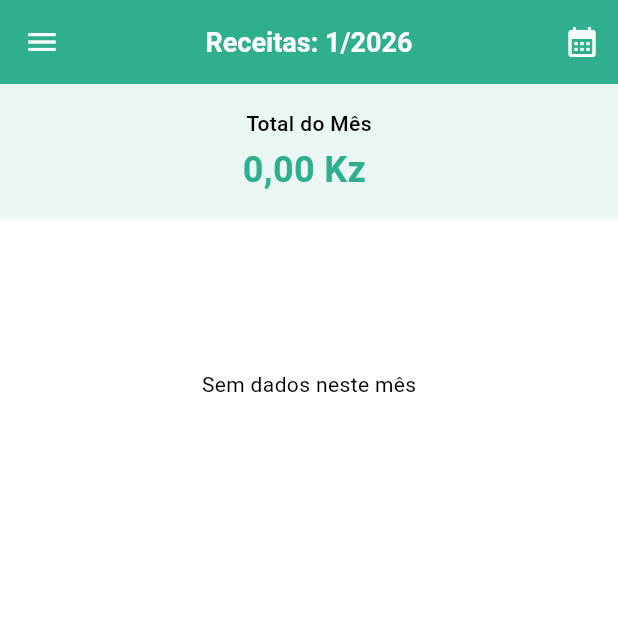
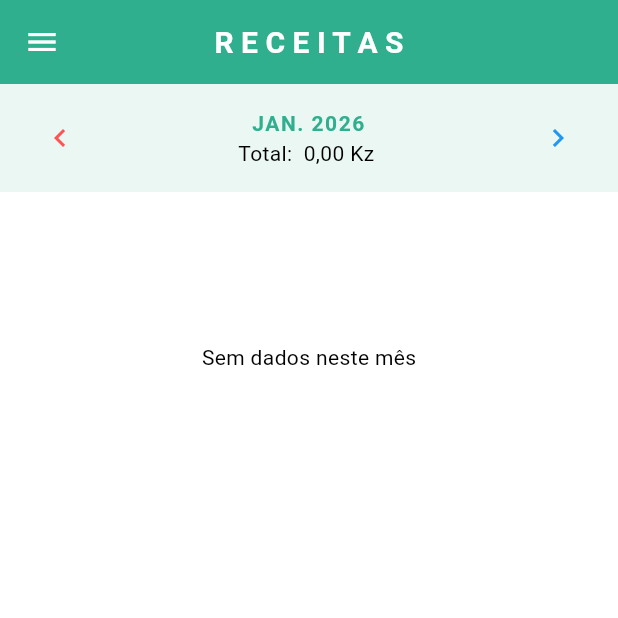
Before and after one commit to Allucardios/PIBB---Church-Management-System-, a Flutter app: the IncomePage screen opened directly, on a phone screen of 412 x 824 dp, the top half of it. Run offline on Flutter 3.47's test engine with Material 3 defaults, Android fonts, the phone set to English and light mode, and no system bars; our stand-ins replace connectivity_plus, flutter_riverpod, pdf, printing, riverpod_annotation, share_plus and 2 more; accounts and stored records are empty; generated files the repository leaves out were written again.

Commit message:
v1.0.1+2

```diff
--- a/lib/ui/auth/sign_up.dart
+++ b/lib/ui/auth/sign_up.dart
@@ -34,7 +34,9 @@ class _SignUpState extends ConsumerState<SignUp> {
 
     if (_key.currentState!.validate()) {
       if (conf == pass) {
-        await ref.read(authServiceProvider.notifier).signUp(name, email, pass);
+        await ref
+            .read(authServiceProvider.notifier)
+            .signUp(name, email, pass, context);
       } else {
         ScaffoldMessenger.of(context).showSnackBar(
           const SnackBar(
@@ -64,7 +66,7 @@ class _SignUpState extends ConsumerState<SignUp> {
           child: ConstrainedBox(
             constraints: BoxConstraints(
               maxWidth: MediaQuery.of(context).size.width > 600
-                  ? MediaQuery.of(context).size.width * 0.7
+                  ? MediaQuery.of(context).size.width * .6
                   : double.infinity,
             ),
             child: Column(
--- a/lib/ui/home/income.dart
+++ b/lib/ui/home/income.dart
@@ -1,6 +1,7 @@
 // Libraries
 import 'package:flutter/material.dart';
 import 'package:flutter_riverpod/flutter_riverpod.dart';
+import 'package:intl/intl.dart';
 
 // Local Imports
 import '../../core/const/functions.dart';
@@ -22,69 +23,19 @@ class IncomePage extends ConsumerWidget {
 
     return Scaffold(
       appBar: AppBar(
-        title: Consumer(
-          builder: (context, ref, child) {
-            final date = ref.watch(incomeListFilterProvider);
-            return Text(
-              'Receitas: ${date.month}/${date.year}',
-              style: const TextStyle(fontSize: 18),
-            );
-          },
-        ),
+        title: Text('R E C E I T A S'),
         leading: isDesktop ? const SizedBox.shrink() : null,
-        actions: [
-          IconButton(
-            icon: const Icon(Icons.calendar_month),
-            onPressed: () async {
-              final current = ref.read(incomeListFilterProvider);
-              final picked = await showDatePicker(
-                context: context,
-                initialDate: current,
-                firstDate: DateTime(2020),
-                lastDate: DateTime(2100),
-                helpText: 'Selecione Mês e Ano',
-              );
-              if (picked != null) {
-                ref.read(incomeListFilterProvider.notifier).setDate(picked);
-              }
-            },
-          ),
-        ],
       ),
       drawer: isDesktop ? null : const MyDrawer(),
       body: SafeArea(
         child: incomesAsync.when(
           data: (incomes) {
             final total = incomes.fold(0.0, (sum, i) => sum + i.totalIncome());
-
             return Column(
               children: [
-                // Total Summary
-                Container(
-                  width: double.infinity,
-                  padding: const EdgeInsets.all(16),
-                  color: Theme.of(context).primaryColor.withOpacity(0.1),
-                  child: Column(
-                    children: [
-                      const Text(
-                        'Total do Mês',
-                        style: TextStyle(
-                          fontSize: 14,
-                          fontWeight: FontWeight.w500,
-                        ),
-                      ),
-                      const SizedBox(height: 4),
-                      Text(
-                        formatKz(total),
-                        style: TextStyle(
-                          fontSize: 24,
-                          fontWeight: FontWeight.bold,
-                          color: Theme.of(context).primaryColor,
-                        ),
-                      ),
-                    ],
-                  ),
-                ),
+                // Data
+                _periodSelector(ref, context, total),
+                // Lista de Receitas
                 Expanded(
                   child: RefreshIndicator(
                     onRefresh: () =>
@@ -163,4 +114,52 @@ class IncomePage extends ConsumerWidget {
       ),
     );
   }
+
+  Widget _periodSelector(WidgetRef ref, BuildContext context, total) {
+    final date = ref.watch(incomeListFilterProvider);
+
+    return Container(
+      padding: const EdgeInsets.symmetric(horizontal: 16, vertical: 12),
+      color: Theme.of(context).primaryColor.withOpacity(0.1),
+      child: Row(
+        mainAxisAlignment: MainAxisAlignment.spaceBetween,
+        children: [
+          IconButton(
+            icon: const Icon(Icons.chevron_left, color: Colors.redAccent),
+            onPressed: () {
+              final newDate = DateTime(date.year, date.month - 1);
+              ref.read(incomeListFilterProvider.notifier).setDate(newDate);
+            },
+          ),
+          Expanded(
+            child: Column(
+              mainAxisSize: MainAxisSize.min,
+              children: [
+                Text(
+                  DateFormat('MMM yyyy', 'pt_PT').format(date).toUpperCase(),
+                  style: TextStyle(
+                    fontSize: 14,
+                    fontWeight: FontWeight.bold,
+                    letterSpacing: 1,
+                    color: Theme.of(context).primaryColor,
+                  ),
+                  textAlign: TextAlign.center,
+                  maxLines: 1,
+                  overflow: TextOverflow.ellipsis,
+                ),
+                Text('Total:  ${formatKz(total)}'),
+              ],
+            ),
+          ),
+          IconButton(
+            icon: const Icon(Icons.chevron_right, color: Colors.blue),
+            onPressed: () {
+              final newDate = DateTime(date.year, date.month + 1);
+              ref.read(incomeListFilterProvider.notifier).setDate(newDate);
+            },
+          ),
+        ],
+      ),
+    );
+  }
 }
```
Also changed, not shown: lib/data/providers/auth_provider.dart (+17 -10 lines), lib/ui/auth/sign_in.dart (+6 -5 lines), lib/ui/home/expenses.dart (+55 -55 lines), lib/ui/home/home.dart (+5 -4 lines), lib/data/providers/auth_provider.g.dart, 2 other files.
